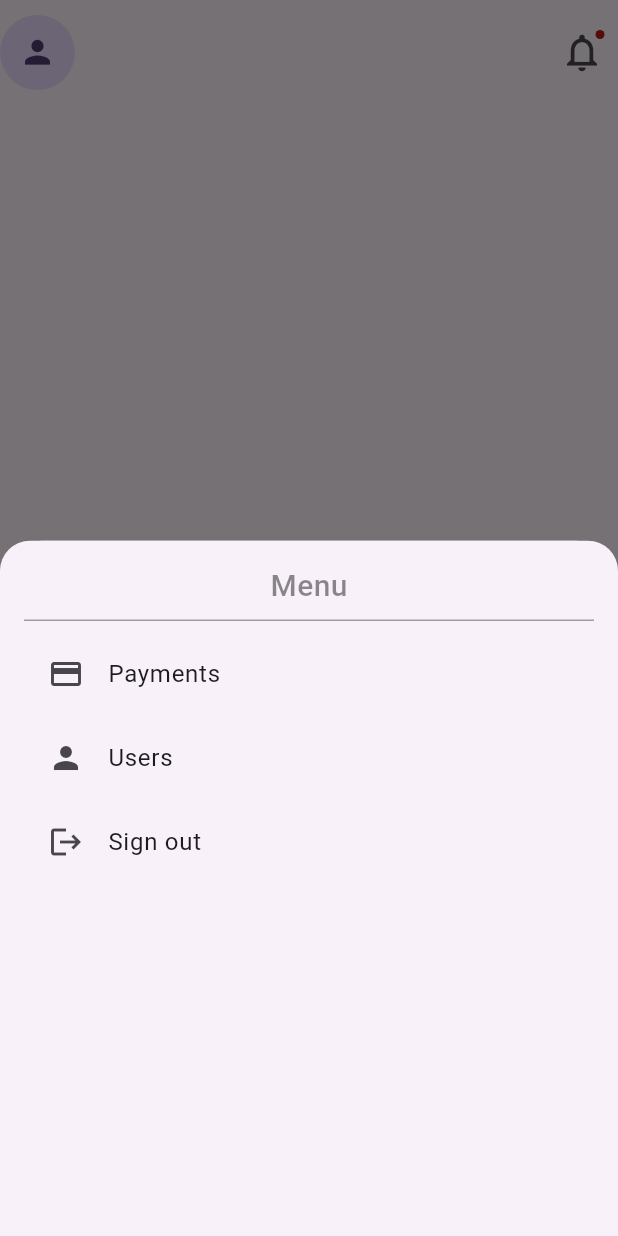
After one commit to vishalbwaghmare/payment-gateway, a Flutter app: the MainScreen screen opened directly, item 2 of the bottom bar chosen, on a phone screen of 412 x 824 dp. The commit adds this screen. Run offline on Flutter 3.47's test engine with Material 3 defaults, Android fonts, the phone set to English and light mode, and no system bars; our stand-ins replace bloc, decimal, equatable, firebase_auth, firebase_core, flutter_bloc and 3 more; missing offline and left inert: razorpay_flutter; accounts and stored records are empty; statements that could not run were skipped.

Commit message:
Added sign out and bottom navigation

```diff
--- a/payment_getway/lib/screens/home/home.dart
+++ b/payment_getway/lib/screens/home/home.dart
@@ -1,3 +1,4 @@
+import 'package:firebase_auth/firebase_auth.dart';
 import 'package:flutter/material.dart';
 
 class HomeScreen extends StatefulWidget{
@@ -8,10 +9,47 @@ class HomeScreen extends StatefulWidget{
 }
 
 class _HomeScreenState extends State<HomeScreen>{
+
+  final User? _user = FirebaseAuth.instance.currentUser;
+  final bool _hasNotification = true;
+
   @override
   Widget build(BuildContext context) {
-    return Scaffold(
-      body: Center(child: Text("Home screen"),),
+    final ImageProvider? profileImage = _user?.photoURL != null ? NetworkImage(_user!.photoURL!) : null;
+
+    return SafeArea(
+      child: Column(
+        mainAxisAlignment: MainAxisAlignment.start,
+        crossAxisAlignment: CrossAxisAlignment.start,
+        children: [
+          SizedBox(height: 10,),
+          Row(
+            mainAxisAlignment: MainAxisAlignment.spaceBetween,
+            children: [
+              GestureDetector(
+                onTap: (){},
+                child: CircleAvatar(
+                  radius: 25,
+                  backgroundImage: profileImage,
+                  child: profileImage == null
+                    ? Icon(Icons.person,size: 25,)
+                    : null,
+                ),
+              ),
+              IconButton(
+                  onPressed: (){},
+                  icon: Badge(
+                    isLabelVisible: _hasNotification,
+                    child: Icon(
+                      Icons.notifications_none,
+                      size: 30,
+                    ),
+                  )
+              )
+            ],
+          )
+        ],
+      ),
     );
 }
 }
--- /dev/null
+++ b/payment_getway/lib/screens/home/main_screen.dart
@@ -0,0 +1,80 @@
+import 'package:flutter/material.dart';
+import 'package:flutter_bloc/flutter_bloc.dart';
+import 'package:payment_getway/screens/home/home.dart';
+import 'package:payment_getway/screens/login/bloc/login_bloc.dart';
+import 'package:payment_getway/screens/login/repository/authentication_repository.dart';
+import 'package:payment_getway/screens/profile_page.dart';
+import 'package:payment_getway/screens/home/menu_botttom_sheet.dart';
+
+class MainScreen extends StatefulWidget {
+  const MainScreen({super.key});
+
+  @override
+  State<MainScreen> createState() => _MainScreenState();
+}
+
+class _MainScreenState extends State<MainScreen> {
+  int _pageIndex = 0;
+
+  static const List<Widget> _pages = <Widget>[
+    HomeScreen(),
+    ProfilePageView(),
+  ];
+
+  void _onItemTapped(int index) {
+    if (index == 1) {
+      showModalBottomSheet(
+        context: context,
+        shape: const RoundedRectangleBorder(
+          borderRadius: BorderRadius.vertical(top: Radius.circular(20)),
+        ),
+        builder: (context) {
+          return BlocProvider(
+            create: (context) => LoginBloc(
+                authenticationRepository: context.read<AuthenticationRepository>()),
+            child: MenuBottomSheetContent(),
+          );
+        },
+      );
+    } else {
+      setState(() {
+        _pageIndex = (index == 2) ? 1 : 0;
+      });
+    }
+  }
+
+  @override
+  Widget build(BuildContext context) {
+    return Scaffold(
+      body: IndexedStack(
+        index: _pageIndex,
+        children: _pages,
+      ),
+      bottomNavigationBar: BottomNavigationBar(
+        items: const <BottomNavigationBarItem>[
+          BottomNavigationBarItem(
+            icon: Icon(Icons.home),
+            label: "Home",
+          ),
+          BottomNavigationBarItem(
+            icon: Icon(Icons.menu),
+            label: "Menu",
+          ),
+          BottomNavigationBarItem(
+            icon: Icon(Icons.person),
+            label: "You",
+          ),
+        ],
+        // The current index should map back to the visual selection
+        currentIndex: _pageIndex == 1 ? 2 : 0,
+        onTap: _onItemTapped,
+        unselectedItemColor: Colors.grey,
+        selectedItemColor: Colors.blue,
+        selectedFontSize: 14,
+        iconSize: 35,
+        showUnselectedLabels: true,
+        type: BottomNavigationBarType.fixed,
+      ),
+    );
+  }
+}
--- /dev/null
+++ b/payment_getway/lib/screens/home/menu_botttom_sheet.dart
@@ -0,0 +1,85 @@
+import 'package:flutter/material.dart';
+import 'package:flutter_bloc/flutter_bloc.dart';
+import 'package:payment_getway/screens/login/bloc/login_bloc.dart';
+import '../login/login_page.dart';
+import '../razorpay_payment.dart';
+import '../users/presentation/user_screen.dart';
+
+class MenuBottomSheetContent extends StatelessWidget {
+  const MenuBottomSheetContent({super.key});
+
+  @override
+  Widget build(BuildContext context) {
+    return BlocListener<LoginBloc, LoginState>(
+      listener: (context, state) {
+        if (state.formStatus == FormSubmissionStatus.unAuthenticated) {
+          Navigator.of(context).pushAndRemoveUntil(
+            MaterialPageRoute(builder: (context) => const LoginPage()),
+                (Route<dynamic> route) => false,
+          );
+        } else if (state.formStatus == FormSubmissionStatus.failure) {
+          ScaffoldMessenger.of(context).showSnackBar(
+            SnackBar(content: Text('Sign Out Failed: ${state.errorMessage}')),
+          );
+        }
+      },
+      child: BottomSheet(
+          onClosing: () {
+            Navigator.pop(context);
+          },
+          builder: (context) {
+            return Container(
+              padding: EdgeInsets.all(16),
+              height: 500,
+              width: double.infinity,
+              child: Column(
+                children: [
+                  Text(
+                    "Menu",
+                    style: TextStyle(
+                      fontSize: 20,
+                      fontWeight: FontWeight.w500,
+                      color: Colors.black45,
+                    ),
+                  ),
+                  Divider(thickness: 1, color: Colors.grey),
+                  ListTile(
+                    leading: Icon(Icons.payment),
+                    title: Text("Payments"),
+                    onTap: () {
+                      Navigator.push(
+                        context,
+                        MaterialPageRoute(
+                          builder: (context) =>
+                              RazorPaymentContainer(),
+                        ),
+                      );
+                    },
+                  ),
+                  ListTile(
+                    leading: Icon(Icons.person),
+                    title: Text("Users"),
+                    onTap: () {
+                      Navigator.push(
+                        context,
+                        MaterialPageRoute(
+                          builder: (context) => UserScreen(),
+                        ),
+                      );
+                    },
+                  ),
+                  ListTile(
+                    leading: Icon(Icons.logout),
+                    title: Text("Sign out"),
+                    onTap: () {
+                      context.read<LoginBloc>().add(OnSignOut());
+                    },
+                  ),
+                ],
+              ),
+            );
+          }
+      ),
+    );
+  }
+}
--- a/payment_getway/lib/screens/login/bloc/login_event.dart
+++ b/payment_getway/lib/screens/login/bloc/login_event.dart
@@ -56,3 +56,10 @@ class OnPasswordObscuredEvent extends LoginEvent{
   @override
   List<Object> get props => [];
 }
+
+class OnSignOut extends LoginEvent{
+  const OnSignOut();
+
+  @override
+  List<Object> get props => [];
+}
--- a/payment_getway/lib/screens/login/bloc/login_state.dart
+++ b/payment_getway/lib/screens/login/bloc/login_state.dart
@@ -1,6 +1,6 @@
 part of 'login_bloc.dart';
 
-enum FormSubmissionStatus { initial, loading, success, failure }
+enum FormSubmissionStatus { initial, loading, success, failure, unAuthenticated }
 
 class LoginState extends Equatable {
   final String email;
--- a/payment_getway/lib/screens/login/login_page.dart
+++ b/payment_getway/lib/screens/login/login_page.dart
@@ -2,6 +2,7 @@ import 'package:flutter/material.dart';
 import 'package:flutter_bloc/flutter_bloc.dart';
 import 'package:payment_getway/core/fade_page_route.dart';
 import 'package:payment_getway/screens/home/home.dart';
+import 'package:payment_getway/screens/home/main_screen.dart';
 import 'package:payment_getway/screens/login/bloc/login_bloc.dart';
 import 'package:payment_getway/screens/login/repository/authentication_repository.dart';
 import 'package:payment_getway/screens/login/sign_up.dart';
@@ -56,7 +57,7 @@ class _LoginViewState extends State<LoginView>{
           ..showSnackBar(SnackBar(content: Text("Login Failed: Please check your credentials"))
           );
     }else if(state.formStatus == FormSubmissionStatus.success){
-      Navigator.pushReplacement(context, FadePageRoute(child: HomeScreen()));
+      Navigator.pushReplacement(context, FadePageRoute(child: MainScreen()));
       ScaffoldMessenger.of(context)
         ..hideCurrentSnackBar()
         ..showSnackBar(
--- a/payment_getway/pubspec.yaml
+++ b/payment_getway/pubspec.yaml
@@ -44,6 +44,7 @@ dependencies:
   path: any
   firebase_core: ^4.1.1
   firebase_auth: ^6.1.0
+  image_picker: ^1.0.0
 
 dev_dependencies:
   flutter_test:
```
Also changed, not shown: payment_getway/lib/screens/landing_screen.dart (+1 -61 lines), payment_getway/lib/screens/login/bloc/login_bloc.dart (+19 -0 lines), payment_getway/lib/screens/profile_page.dart (added, +45 -0 lines).
